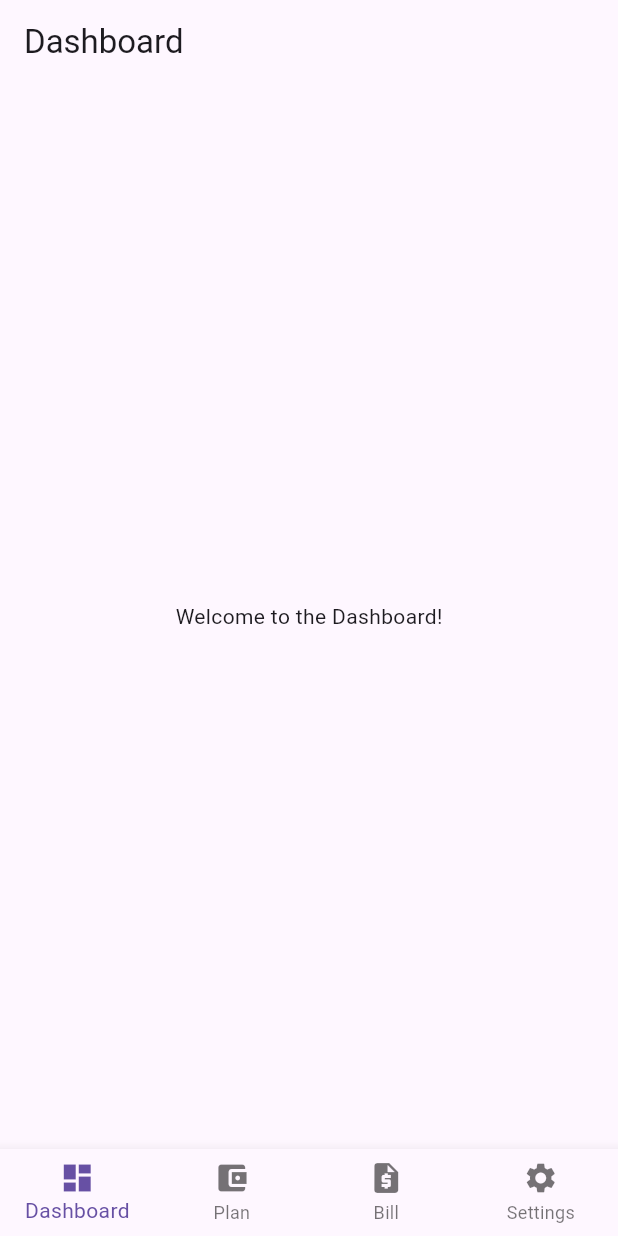
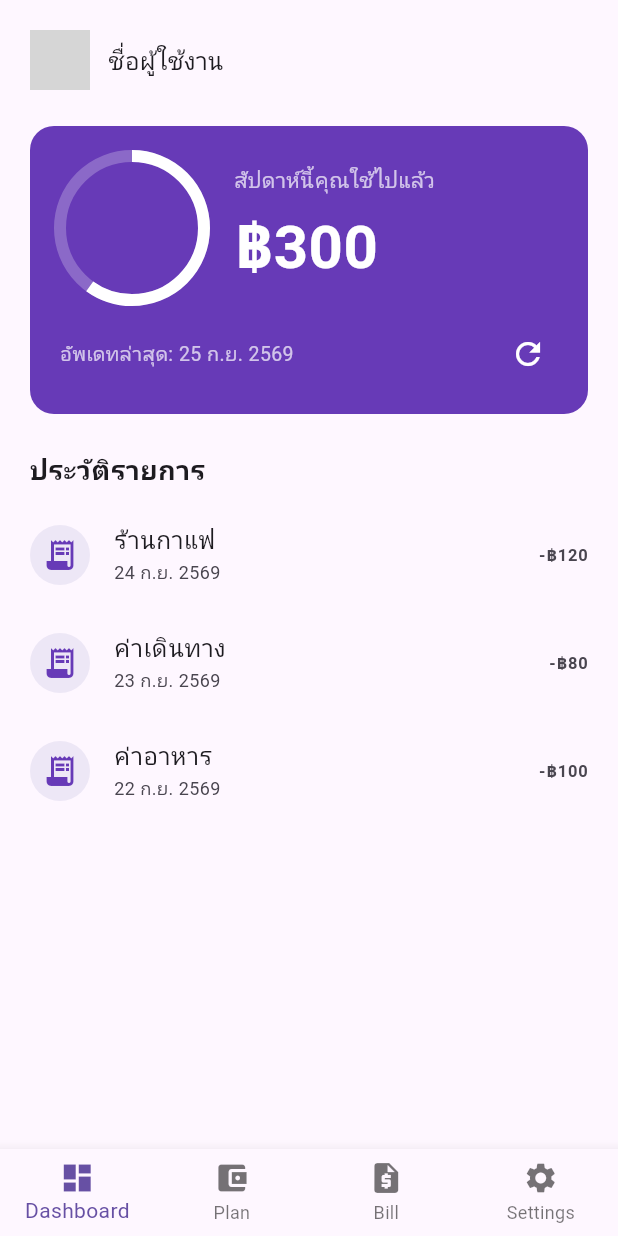
Before and after one commit to qwrtsdev/moneyplus_material, a Flutter app: the screen it shows after launch, on a phone screen of 412 x 824 dp. Run offline on Flutter 3.47's test engine with Material 3 defaults, Android fonts, the phone set to English and light mode, and no system bars; our stand-ins replace google_fonts, permission_handler, screenshot, share_plus, shared_preferences; missing offline and left inert: google_mlkit_text_recognition, thai_promptpay_flutter; network calls fail; grey boxes are pictures that could not be loaded.

Commit message:
add dashboard/home layout

```diff
--- a/lib/screens/dashboard_tab.dart
+++ b/lib/screens/dashboard_tab.dart
@@ -1,28 +1,156 @@
 import 'package:flutter/material.dart';
+import 'package:google_fonts/google_fonts.dart';
 
 class DashboardTab extends StatefulWidget {
+  const DashboardTab({super.key});
+
   @override
   State<DashboardTab> createState() => _DashboardTabState();
 }
 
 class _DashboardTabState extends State<DashboardTab> {
-
-  @override
-  void initState() {
-    super.initState();
-  }
+  // Placeholder history data
+  final List<Map<String, String>> _history = const [
+    {'title': 'ร้านกาแฟ', 'subtitle': '24 ก.ย. 2569', 'amount': '-฿120'},
+    {'title': 'ค่าเดินทาง', 'subtitle': '23 ก.ย. 2569', 'amount': '-฿80'},
+    {'title': 'ค่าอาหาร', 'subtitle': '22 ก.ย. 2569', 'amount': '-฿100'},
+  ];
 
   @override
   Widget build(BuildContext context) {
     return Scaffold(
-      appBar: AppBar(
-        title: const Text('Dashboard'),
-      ),
-      body: Center(
-        child: Text(
-          'Welcome to the Dashboard!',
+      body: SafeArea(
+        child: ListView(
+          padding: const EdgeInsets.all(20.0),
+          children: [
+            _buildProfileHeader(),
+            const SizedBox(height: 24),
+            _buildSummaryCard(),
+            const SizedBox(height: 24),
+            Text(
+              'ประวัติรายการ',
+              style: GoogleFonts.notoSansThai(
+                fontSize: 18,
+                fontWeight: FontWeight.w600,
+              ),
+            ),
+            const SizedBox(height: 8),
+            ..._history.map(_buildHistoryTile),
+          ],
         ),
       ),
     );
   }
+
+  Widget _buildProfileHeader() {
+    return Row(
+      children: [
+        const CircleAvatar(
+          radius: 20,
+          backgroundImage: NetworkImage('https://example.com/avatar.png'),
+        ),
+        const SizedBox(width: 12),
+        Text(
+          'ชื่อผู้ใช้งาน',
+          style: GoogleFonts.notoSansThai(
+            fontSize: 16,
+            fontWeight: FontWeight.w500,
+          ),
+        ),
+      ],
+    );
+  }
+
+  Widget _buildSummaryCard() {
+    return Container(
+      width: double.infinity,
+      padding: const EdgeInsets.all(20.0),
+      decoration: BoxDecoration(
+        color: Colors.deepPurple,
+        borderRadius: BorderRadius.circular(16),
+      ),
+      child: Column(
+        crossAxisAlignment: CrossAxisAlignment.start,
+        children: [
+          Row(
+            children: [
+              SizedBox(
+                width: 96,
+                height: 96,
+                child: CircularProgressIndicator(
+                  value: 0.6,
+                  strokeWidth: 8,
+                  backgroundColor: Colors.white24,
+                  valueColor: const AlwaysStoppedAnimation<Color>(Colors.white),
+                ),
+              ),
+              const SizedBox(width: 20),
+              Expanded(
+                child: Column(
+                  crossAxisAlignment: CrossAxisAlignment.start,
+                  mainAxisSize: MainAxisSize.min,
+                  children: [
+                    Text(
+                      'สัปดาห์นี้คุณใช้ไปแล้ว',
+                      style: GoogleFonts.notoSansThai(
+                        color: Colors.white70,
+                        fontSize: 14,
+                      ),
+                    ),
+                    const SizedBox(height: 4),
+                    Text(
+                      '฿300',
+                      style: GoogleFonts.notoSansThai(
+                        color: Colors.white,
+                        fontSize: 40,
+                        fontWeight: FontWeight.bold,
+                      ),
+                    ),
+                  ],
+                ),
+              ),
+            ],
+          ),
+          const SizedBox(height: 16),
+          Row(
+            mainAxisAlignment: MainAxisAlignment.spaceBetween,
+            children: [
+              Text(
+                'อัพเดทล่าสุด: 25 ก.ย. 2569',
+                style: GoogleFonts.notoSansThai(
+                  color: Colors.white70,
+                  fontSize: 13,
+                ),
+              ),
+              IconButton(
+                onPressed: () {},
+                icon: const Icon(Icons.refresh, color: Colors.white),
+                visualDensity: VisualDensity.compact,
+                padding: EdgeInsets.zero,
+              ),
+            ],
+          ),
+        ],
+      ),
+    );
+  }
+
+  Widget _buildHistoryTile(Map<String, String> item) {
+    return ListTile(
+      contentPadding: EdgeInsets.zero,
+      leading: CircleAvatar(
+        backgroundColor: Colors.deepPurple.shade50,
+        child: const Icon(Icons.receipt_long, color: Colors.deepPurple),
+      ),
+      title: Text(item['title']!, style: GoogleFonts.notoSansThai()),
+      subtitle: Text(
+        item['subtitle']!,
+        style: GoogleFonts.notoSansThai(fontSize: 12),
+      ),
+      trailing: Text(
+        item['amount']!,
+        style: GoogleFonts.notoSansThai(fontWeight: FontWeight.w600),
+      ),
+    );
+  }
 }
```
